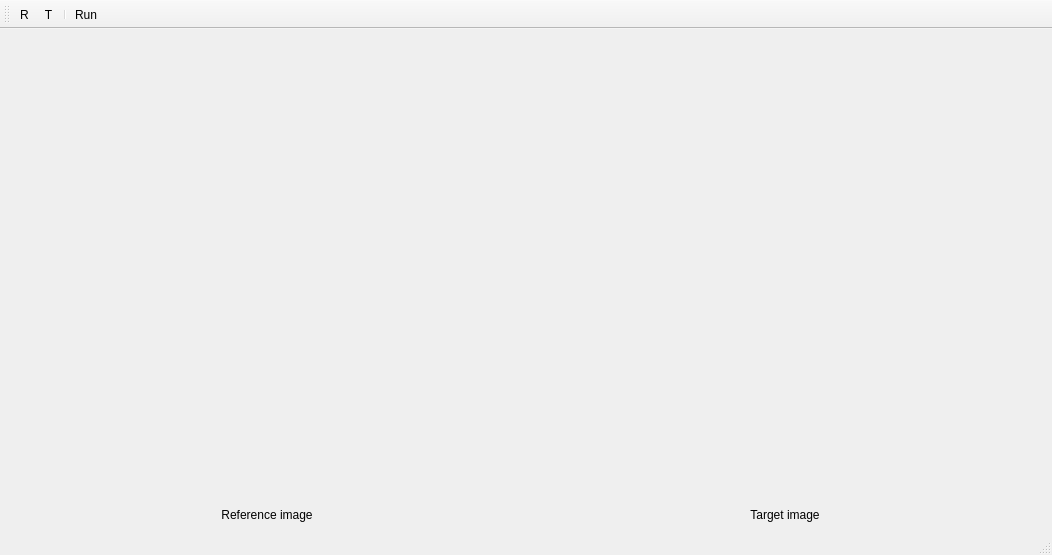
This is ImageRegistration/imageregistration.ui in b-z/ImageRegistration as Qt 5 draws it before an edit. The edited form follows.
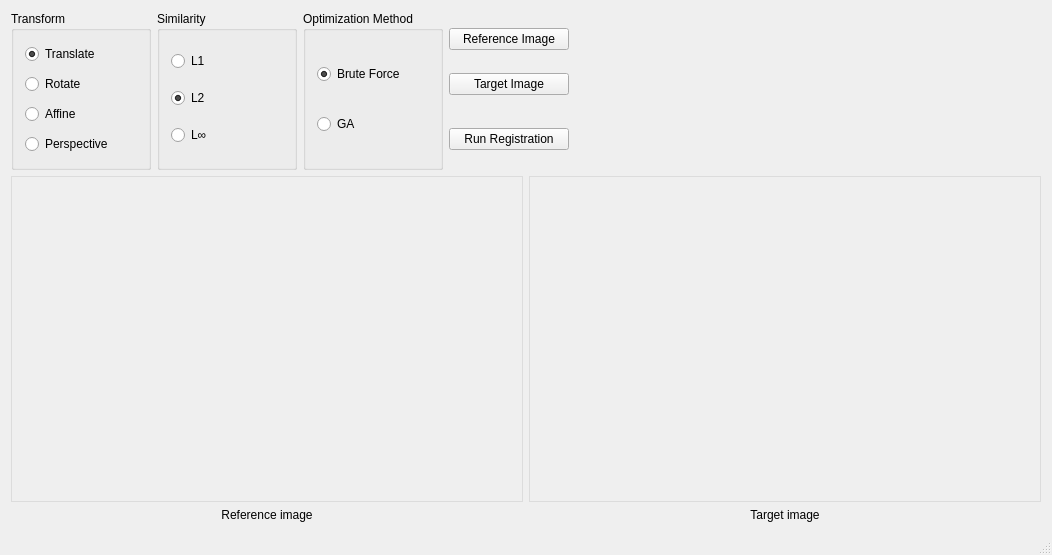
This is the edited form.

Diff of the .ui file:
```diff
--- a/ImageRegistration/imageregistration.ui
+++ b/ImageRegistration/imageregistration.ui
@@ -20,6 +20,317 @@
    <string>ImageRegistration</string>
   </property>
   <widget class="QWidget" name="centralWidget">
+   <layout class="QVBoxLayout" name="verticalLayout_4">
+    <item>
+     <layout class="QVBoxLayout" name="verticalLayout_3">
+      <item>
+       <layout class="QHBoxLayout" name="horizontalLayout_2">
+        <property name="topMargin">
+         <number>0</number>
+        </property>
+        <item>
+         <widget class="QGroupBox" name="groupBox">
+          <property name="sizePolicy">
+           <sizepolicy hsizetype="Fixed" vsizetype="Preferred">
+            <horstretch>0</horstretch>
+            <verstretch>0</verstretch>
+           </sizepolicy>
+          </property>
+          <property name="minimumSize">
+           <size>
+            <width>140</width>
+            <height>0</height>
+           </size>
+          </property>
+          <property name="styleSheet">
+           <string notr="true"/>
+          </property>
+          <property name="title">
+           <string>Transform</string>
+          </property>
+          <property name="flat">
+           <bool>false</bool>
+          </property>
+          <layout class="QVBoxLayout" name="verticalLayout_5">
+           <item>
+            <widget class="QRadioButton" name="radio_translate">
+             <property name="minimumSize">
+              <size>
+               <width>0</width>
+               <height>24</height>
+              </size>
+             </property>
+             <property name="text">
+              <string>Translate</string>
+             </property>
+             <property name="checked">
+              <bool>true</bool>
+             </property>
+            </widget>
+           </item>
+           <item>
+            <widget class="QRadioButton" name="radio_rotate">
+             <property name="minimumSize">
+              <size>
+               <width>0</width>
+               <height>24</height>
+              </size>
+             </property>
+             <property name="text">
+              <string>Rotate</string>
+             </property>
+            </widget>
+           </item>
+           <item>
+            <widget class="QRadioButton" name="radio_affine">
+             <property name="minimumSize">
+              <size>
+               <width>0</width>
+               <height>24</height>
+              </size>
+             </property>
+             <property name="text">
+              <string>Affine</string>
+             </property>
+            </widget>
+           </item>
+           <item>
+            <widget class="QRadioButton" name="radio_perspective">
+             <property name="minimumSize">
+              <size>
+               <width>0</width>
+               <height>24</height>
+              </size>
+             </property>
+             <property name="text">
+              <string>Perspective</string>
+             </property>
+            </widget>
+           </item>
+          </layout>
+         </widget>
+        </item>
+        <item>
+         <widget class="QGroupBox" name="groupBox_2">
+          <property name="sizePolicy">
+           <sizepolicy hsizetype="Fixed" vsizetype="Preferred">
+            <horstretch>0</horstretch>
+            <verstretch>0</verstretch>
+           </sizepolicy>
+          </property>
+          <property name="minimumSize">
+           <size>
+            <width>140</width>
+            <height>0</height>
+           </size>
+          </property>
+          <property name="styleSheet">
+           <string notr="true"/>
+          </property>
+          <property name="title">
+           <string>Similarity</string>
+          </property>
+          <property name="flat">
+           <bool>false</bool>
+          </property>
+          <layout class="QVBoxLayout" name="verticalLayout_6">
+           <item>
+            <widget class="QRadioButton" name="radio_l1">
+             <property name="minimumSize">
+              <size>
+               <width>0</width>
+               <height>24</height>
+              </size>
+             </property>
+             <property name="text">
+              <string>L1</string>
+             </property>
+            </widget>
+           </item>
+           <item>
+            <widget class="QRadioButton" name="radio_l2">
+             <property name="minimumSize">
+              <size>
+               <width>0</width>
+               <height>24</height>
+              </size>
+             </property>
+             <property name="text">
+              <string>L2</string>
+             </property>
+             <property name="checked">
+              <bool>true</bool>
+             </property>
+            </widget>
+           </item>
+           <item>
+            <widget class="QRadioButton" name="radio_linf">
+             <property name="minimumSize">
+              <size>
+               <width>0</width>
+               <height>24</height>
+              </size>
+             </property>
+             <property name="text">
+              <string>L∞</string>
+             </property>
+            </widget>
+           </item>
+          </layout>
+         </widget>
+        </item>
+        <item>
+         <widget class="QGroupBox" name="groupBox_3">
+          <property name="sizePolicy">
+           <sizepolicy hsizetype="Fixed" vsizetype="Preferred">
+            <horstretch>0</horstretch>
+            <verstretch>0</verstretch>
+           </sizepolicy>
+          </property>
+          <property name="minimumSize">
+           <size>
+            <width>140</width>
+            <height>0</height>
+           </size>
+          </property>
+          <property name="styleSheet">
+           <string notr="true"/>
+          </property>
+          <property name="title">
+           <string>Optimization Method</string>
+          </property>
+          <property name="flat">
+           <bool>false</bool>
+          </property>
+          <layout class="QVBoxLayout" name="verticalLayout_7">
+           <item>
+            <widget class="QRadioButton" name="radio_naive">
+             <property name="minimumSize">
+              <size>
+               <width>0</width>
+               <height>24</height>
+              </size>
+             </property>
+             <property name="text">
+              <string>Brute Force</string>
+             </property>
+             <property name="checked">
+              <bool>true</bool>
+             </property>
+            </widget>
+           </item>
+           <item>
+            <widget class="QRadioButton" name="radio_ga">
+             <property name="minimumSize">
+              <size>
+               <width>0</width>
+               <height>24</height>
+              </size>
+             </property>
+             <property name="text">
+              <string>GA</string>
+             </property>
+            </widget>
+           </item>
+          </layout>
+          <zorder>radio_naive</zorder>
+          <zorder>radio_naive</zorder>
+          <zorder>radio_ga</zorder>
+         </widget>
+        </item>
+        <item>
+         <layout class="QVBoxLayout" name="verticalLayout_8">
+          <item>
+           <widget class="QPushButton" name="button_ref_img">
+            <property name="sizePolicy">
+             <sizepolicy hsizetype="Fixed" vsizetype="Fixed">
+              <horstretch>0</horstretch>
+              <verstretch>0</verstretch>
+             </sizepolicy>
+            </property>
+            <property name="minimumSize">
+             <size>
+              <width>120</width>
+              <height>0</height>
+             </size>
+            </property>
+            <property name="text">
+             <string>Reference Image</string>
+            </property>
+           </widget>
+          </item>
+          <item>
+           <widget class="QPushButton" name="button_tar_img">
+            <property name="sizePolicy">
+             <sizepolicy hsizetype="Fixed" vsizetype="Fixed">
+              <horstretch>0</horstretch>
+              <verstretch>0</verstretch>
+             </sizepolicy>
+            </property>
+            <property name="minimumSize">
+             <size>
+              <width>120</width>
+              <height>0</height>
+             </size>
+            </property>
+            <property name="text">
+             <string>Target Image</string>
+            </property>
+           </widget>
+          </item>
+          <item>
+           <spacer name="verticalSpacer">
+            <property name="orientation">
+             <enum>Qt::Vertical</enum>
+            </property>
+            <property name="sizeType">
+             <enum>QSizePolicy::Fixed</enum>
+            </property>
+            <property name="sizeHint" stdset="0">
+             <size>
+              <width>20</width>
+              <height>10</height>
+             </size>
+            </property>
+           </spacer>
+          </item>
+          <item>
+           <widget class="QPushButton" name="button_run">
+            <property name="sizePolicy">
+             <sizepolicy hsizetype="Fixed" vsizetype="Fixed">
+              <horstretch>0</horstretch>
+              <verstretch>0</verstretch>
+             </sizepolicy>
+            </property>
+            <property name="minimumSize">
+             <size>
+              <width>120</width>
+              <height>0</height>
+             </size>
+            </property>
+            <property name="text">
+             <string>Run Registration</string>
+            </property>
+           </widget>
+          </item>
+         </layout>
+        </item>
+        <item>
+         <spacer name="horizontalSpacer">
+          <property name="orientation">
+           <enum>Qt::Horizontal</enum>
+          </property>
+          <property name="sizeHint" stdset="0">
+           <size>
+            <width>40</width>
+            <height>20</height>
+           </size>
+          </property>
+         </spacer>
+        </item>
+       </layout>
+      </item>
+      <item>
    <layout class="QHBoxLayout" name="horizontalLayout">
     <item>
      <layout class="QVBoxLayout" name="verticalLayout">
@@ -37,6 +348,9 @@
           <height>0</height>
          </size>
         </property>
+            <property name="styleSheet">
+             <string notr="true">border: 1px solid #dcdcdc;</string>
+            </property>
         <property name="text">
          <string/>
         </property>
@@ -73,6 +387,9 @@
           <height>0</height>
          </size>
         </property>
+            <property name="styleSheet">
+             <string notr="true">border: 1px solid #dcdcdc;</string>
+            </property>
         <property name="text">
          <string/>
         </property>
@@ -94,44 +411,14 @@
      </layout>
     </item>
    </layout>
-  </widget>
-  <widget class="QToolBar" name="mainToolBar">
-   <attribute name="toolBarArea">
-    <enum>TopToolBarArea</enum>
-   </attribute>
-   <attribute name="toolBarBreak">
-    <bool>false</bool>
-   </attribute>
-   <addaction name="action_open_reference_image"/>
-   <addaction name="action_open_target_image"/>
-   <addaction name="separator"/>
-   <addaction name="action_run"/>
+      </item>
+     </layout>
+    </item>
+   </layout>
+   <zorder>label_2</zorder>
+   <zorder>verticalLayoutWidget</zorder>
   </widget>
   <widget class="QStatusBar" name="statusBar"/>
-  <action name="action_open_reference_image">
-   <property name="text">
-    <string>R</string>
-   </property>
-   <property name="toolTip">
-    <string>Open reference image</string>
-   </property>
-  </action>
-  <action name="action_open_target_image">
-   <property name="text">
-    <string>T</string>
-   </property>
-   <property name="toolTip">
-    <string>Open target image</string>
-   </property>
-  </action>
-  <action name="action_run">
-   <property name="text">
-    <string>Run</string>
-   </property>
-   <property name="toolTip">
-    <string>Run registration</string>
-   </property>
-  </action>
  </widget>
  <layoutdefault spacing="6" margin="11"/>
  <resources>
```
Lines whose indentation alone changed are shown as unchanged.
